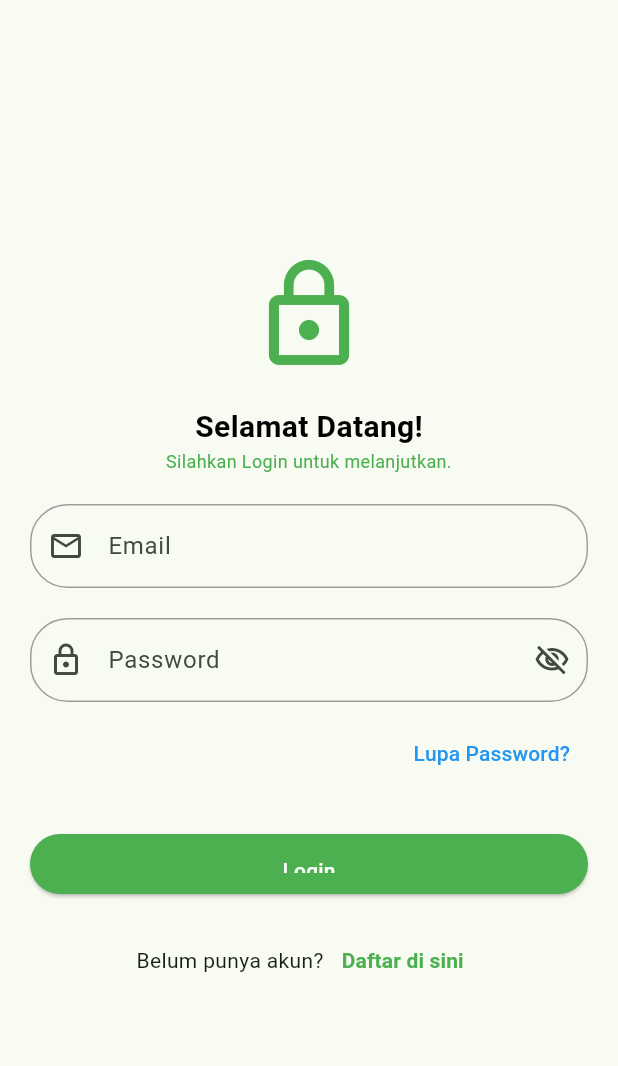
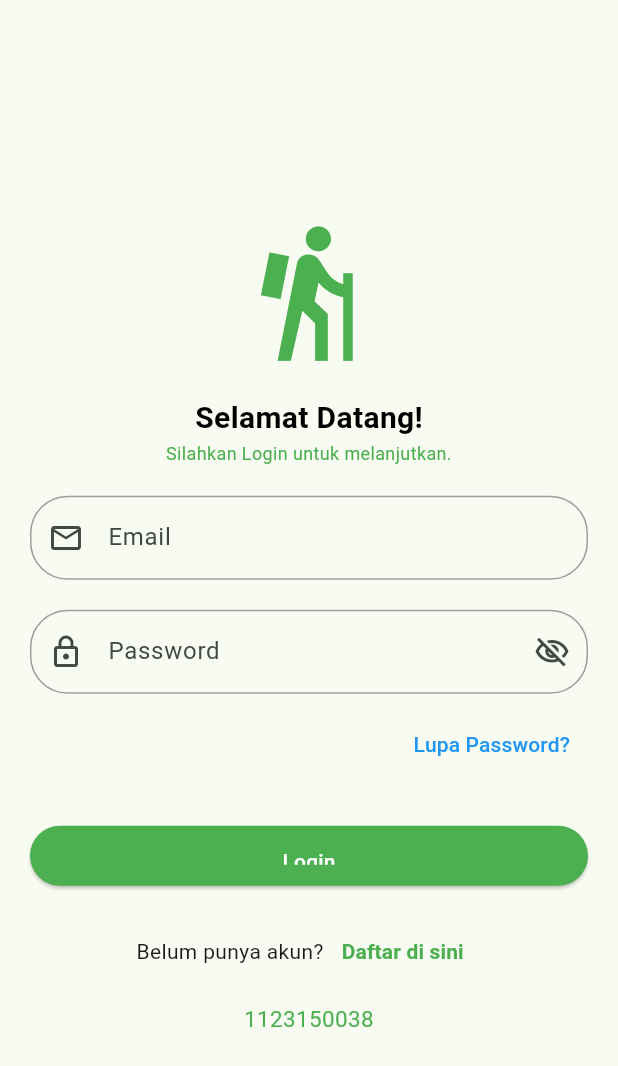
Before and after one commit to Ferdiansyah76/KB1179-1123150038-uts, a Flutter app: the LoginPageHib screen opened directly, on a phone screen of 412 x 824 dp. Shown: the top 1066 px of the screen. Run offline on Flutter 3.47's test engine with Material 3 defaults, Android fonts, the phone set to English and light mode, and no system bars.

Commit message:
tambahan text pada file login

```diff
--- a/lib/login/login.dart
+++ b/lib/login/login.dart
@@ -13,7 +13,7 @@ class LoginPageHib extends StatelessWidget {
             child: Column(
               children: [
                 const SizedBox(height: 10),
-                const Icon(Icons.lock_outline, size: 80, color: Colors.green),
+                const Icon(Icons.hiking_sharp, size: 100, color: Colors.green),
                 const SizedBox(height: 20),
                 const Text(
                   "Selamat Datang!",
@@ -119,6 +119,16 @@ class LoginPageHib extends StatelessWidget {
                     ),
                   ],
                 ),
+                SizedBox(height: 10),
+                Text(
+                  "1123150038",
+                  textAlign: TextAlign.center,
+                  style: TextStyle(
+                    fontSize: 15,
+                    color: Colors.green,
+                    fontWeight: FontWeight.normal,
+                  ),
+                ),
               ]
             ),
           ),
```
